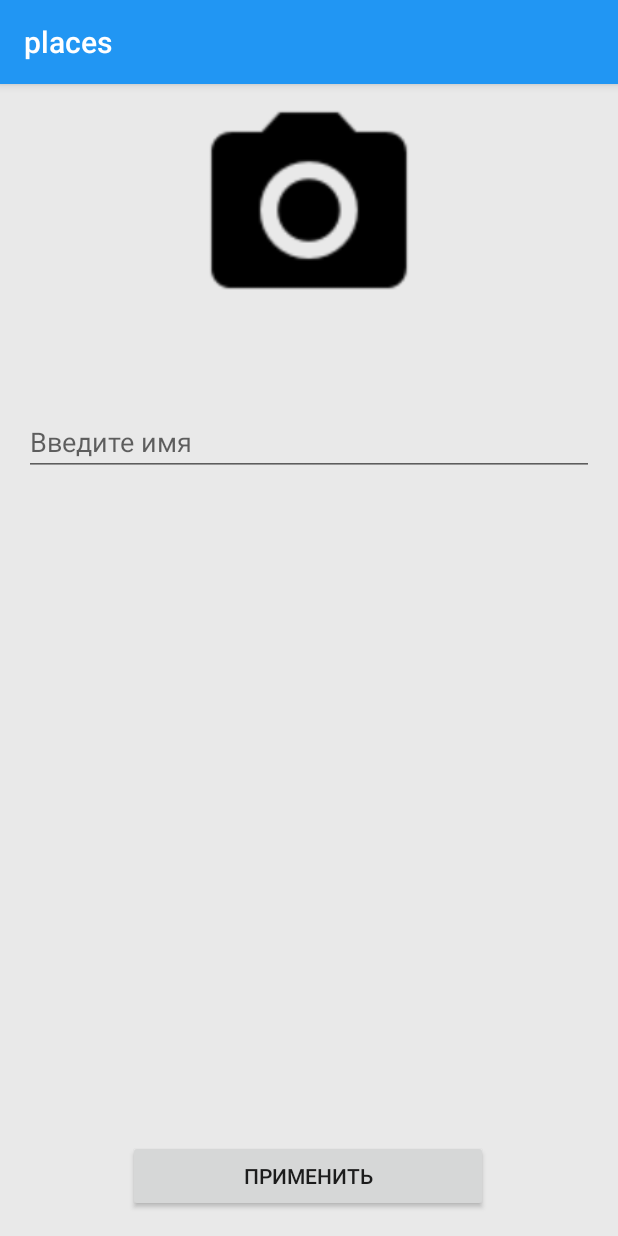
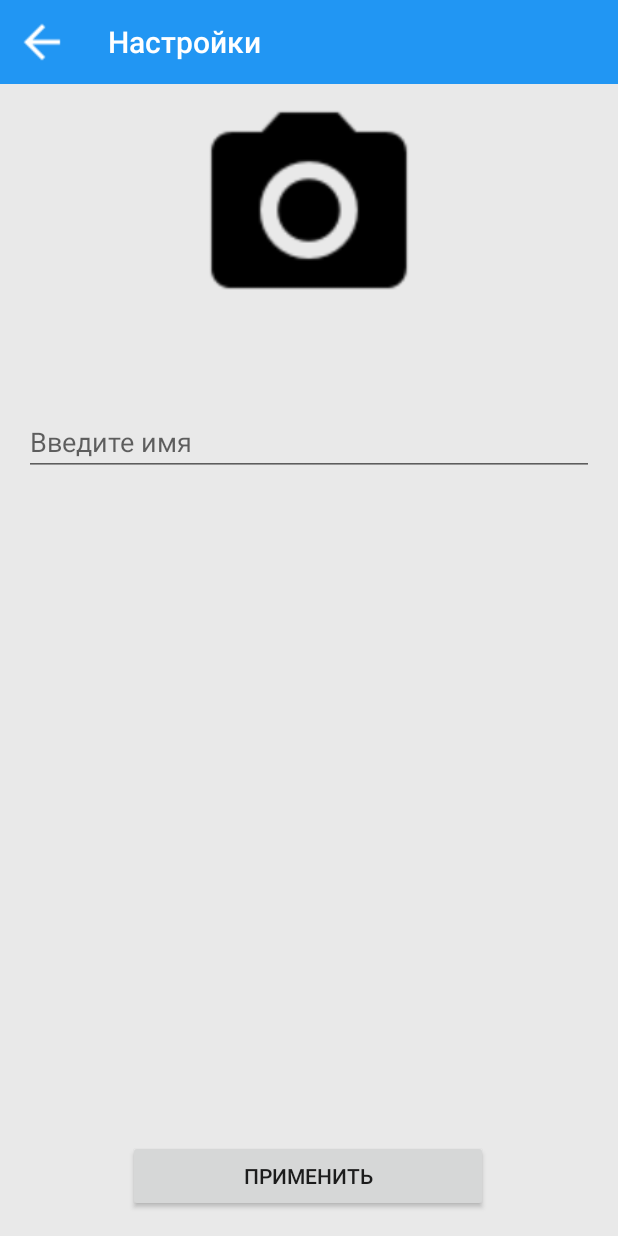
Before and after one commit to forgotera/BMSTUDiplom, an Android app: the SettingsScreen screen opened through its navigation route, on a phone screen of 412 x 824 dp. Run offline under Robolectric (Android 15) with nearby library versions, the phone set to English and light mode, and no system bars; our stand-ins replace Timber; libraries missing offline, so code that uses them is left out: io.realm, io.realm.exceptions; pictures from the network do not load; 9 statements that could not run were skipped.

Commit message:
added toolbar

```diff
--- a/app/src/main/java/ru/skillbranch/places/dataSource/RealmProvider.kt
+++ b/app/src/main/java/ru/skillbranch/places/dataSource/RealmProvider.kt
@@ -45,7 +45,7 @@ class RealmProvider @Inject constructor(
         }
     }
 
-    fun isInitialized(): Boolean = _realm.use { it != null }
+    private fun isInitialized(): Boolean = _realm.use { it != null }
 
     fun close() {
         if (isInitialized()) {
--- a/app/src/main/java/ru/skillbranch/places/screens/mainScreen/presentation/MainScreenRouter.kt
+++ b/app/src/main/java/ru/skillbranch/places/screens/mainScreen/presentation/MainScreenRouter.kt
@@ -1,12 +1,16 @@
 package ru.skillbranch.places.screens.mainScreen.presentation
 
 import androidx.navigation.NavController
+import ru.skillbranch.places.R
 
 interface MainScreenRouter {
+    fun showSettings()
 }
 
-class MainScreenRouterImp(private val navigation: NavController) :
-    MainScreenRouter {
+class MainScreenRouterImp(private val navigation: NavController) : MainScreenRouter {
+    override fun showSettings() {
+        navigation.navigate(R.id.settingsScreen)
+    }
 
 
 }
--- a/app/src/main/java/ru/skillbranch/places/screens/mainScreen/presentation/view/MainScreenHolder.kt
+++ b/app/src/main/java/ru/skillbranch/places/screens/mainScreen/presentation/view/MainScreenHolder.kt
@@ -3,11 +3,13 @@ package ru.skillbranch.places.screens.mainScreen.presentation.view
 import android.view.View
 import android.widget.ImageView
 import android.widget.TextView
+import androidx.appcompat.widget.Toolbar
 import androidx.viewpager2.widget.ViewPager2
 import ru.skillbranch.places.R
 
 class MainScreenHolder(
     val view:View,
+    val toolbar:Toolbar,
     val avatar:ImageView,
     val textHello:TextView,
     val values: ViewPager2
@@ -16,6 +18,7 @@ class MainScreenHolder(
 fun mainScreenHolder(view:View):MainScreenHolder=
     MainScreenHolder(
         view,
+        view.findViewById(R.id.toolbar),
         view.findViewById(R.id.mainScreenAvatar),
         view.findViewById(R.id.mainScreenHello),
         view.findViewById(R.id.mainScreenViewPager2)
--- a/app/src/main/java/ru/skillbranch/places/screens/mainScreen/presentation/viewmodel/MainScreenViewModel.kt
+++ b/app/src/main/java/ru/skillbranch/places/screens/mainScreen/presentation/viewmodel/MainScreenViewModel.kt
@@ -36,5 +36,9 @@ class MainScreenViewModel(
     fun getNameAndImage(): Pair<String?,String?> =
         interactor.getNameAndImage()
 
+    fun showSettings() {
+        router.showSettings()
+    }
+
 
 }
--- a/app/src/main/java/ru/skillbranch/places/screens/selectScreen/presentation/view/SelectScreen.kt
+++ b/app/src/main/java/ru/skillbranch/places/screens/selectScreen/presentation/view/SelectScreen.kt
@@ -4,6 +4,9 @@ import android.os.Bundle
 import android.view.LayoutInflater
 import android.view.View
 import android.view.ViewGroup
+import androidx.appcompat.app.AppCompatActivity
+import androidx.appcompat.widget.Toolbar
+import androidx.appcompat.widget.TooltipCompat
 import androidx.fragment.app.Fragment
 import androidx.recyclerview.widget.GridLayoutManager
 import ru.skillbranch.places.R
@@ -26,6 +29,8 @@ class SelectScreen : Fragment() {
     ): View? = inflater.inflate(R.layout.selectscreen, container, false).also {
 
         holder = selectScreenHolder(it)
+        holder.toolbar.title = "Выбор"
+        (activity as AppCompatActivity).setSupportActionBar(holder.toolbar)
         SelectScreenConfigurator.create(this)
     }
 
--- a/app/src/main/java/ru/skillbranch/places/screens/selectScreen/presentation/view/SelectScreenHolder.kt
+++ b/app/src/main/java/ru/skillbranch/places/screens/selectScreen/presentation/view/SelectScreenHolder.kt
@@ -2,11 +2,13 @@ package ru.skillbranch.places.screens.selectScreen.presentation.view
 
 import android.view.View
 import android.widget.Button
+import androidx.appcompat.widget.Toolbar
 import androidx.recyclerview.widget.RecyclerView
 import ru.skillbranch.places.R
 
 class SelectScreenHolder(
     val view: View,
+    val toolbar :Toolbar,
     val values: RecyclerView,
     val button:Button
 )
@@ -14,6 +16,7 @@ class SelectScreenHolder(
 fun selectScreenHolder(view:View):SelectScreenHolder =
     SelectScreenHolder(
         view,
+        view.findViewById(R.id.toolbar),
         view.findViewById(R.id.selectValues),
         view.findViewById(R.id.selectButton)
     )
--- a/app/src/main/java/ru/skillbranch/places/screens/settingsScreen/SettingsScreenRouter.kt
+++ b/app/src/main/java/ru/skillbranch/places/screens/settingsScreen/SettingsScreenRouter.kt
@@ -5,6 +5,9 @@ import ru.skillbranch.places.R
 
 interface SettingsScreenRouter{
     fun showMainScreen()
+    fun back()
+
+
 }
 
 class SettingsScreenRouterImpl(
@@ -16,4 +19,8 @@ class SettingsScreenRouterImpl(
 
         //todo clear backStack
     }
+
+    override fun back() {
+        navigation.navigateUp()
+    }
 }
--- a/app/src/main/java/ru/skillbranch/places/screens/settingsScreen/SettingsViewModel.kt
+++ b/app/src/main/java/ru/skillbranch/places/screens/settingsScreen/SettingsViewModel.kt
@@ -17,4 +17,8 @@ class SettingsViewModel(
     fun showMainScreen(){
         router.showMainScreen()
     }
+
+    fun back() {
+        router.back()
+    }
 }
--- a/app/src/main/java/ru/skillbranch/places/screens/settingsScreen/view/SettingsScreen.kt
+++ b/app/src/main/java/ru/skillbranch/places/screens/settingsScreen/view/SettingsScreen.kt
@@ -6,6 +6,7 @@ import android.os.Bundle
 import android.view.LayoutInflater
 import android.view.View
 import android.view.ViewGroup
+import androidx.appcompat.app.AppCompatActivity
 import androidx.fragment.app.Fragment
 import ru.skillbranch.places.R
 import ru.skillbranch.places.screens.settingsScreen.SettingsScreenConfigurator
@@ -25,7 +26,14 @@ class SettingsScreen : Fragment() {
         container: ViewGroup?,
         savedInstanceState: Bundle?
     ): View? = inflater.inflate(R.layout.settingsscreen, container, false).also {
+
         holder = settingsScreenHolder(it)
+        holder.toolbar.title = "Настройки"
+        holder.toolbar.navigationIcon = resources.getDrawable(R.drawable.arrow_back)
+        (activity as AppCompatActivity).setSupportActionBar(holder.toolbar)
+        holder.toolbar.setNavigationOnClickListener {
+            model.back()
+        }
         SettingsScreenConfigurator.create(this)
     }
 
--- a/app/src/main/java/ru/skillbranch/places/screens/settingsScreen/view/SettingsScreenHolder.kt
+++ b/app/src/main/java/ru/skillbranch/places/screens/settingsScreen/view/SettingsScreenHolder.kt
@@ -4,10 +4,12 @@ import android.view.View
 import android.widget.Button
 import android.widget.EditText
 import android.widget.ImageView
+import androidx.appcompat.widget.Toolbar
 import ru.skillbranch.places.R
 
 class SettingsScreenHolder(
     val view: View,
+    val toolbar: Toolbar,
     val imageView: ImageView,
     val editText: EditText,
     val button: Button
@@ -16,6 +18,7 @@ class SettingsScreenHolder(
 fun settingsScreenHolder(view: View): SettingsScreenHolder =
     SettingsScreenHolder(
         view,
+        view.findViewById(R.id.toolbar),
         view.findViewById(R.id.settingsScreenPhoto),
         view.findViewById(R.id.settingsScreenEditText),
         view.findViewById(R.id.settingsScreenButton)
--- a/app/src/main/res/layout/settingsscreen.xml
+++ b/app/src/main/res/layout/settingsscreen.xml
@@ -6,6 +6,13 @@
     android:orientation="vertical"
     android:layout_width="match_parent"
     android:layout_height="match_parent">
+
+    <androidx.appcompat.widget.Toolbar
+        android:id="@+id/toolbar"
+        style="@style/Toolbar"
+        app:layout_constraintEnd_toEndOf="parent"
+        app:layout_constraintStart_toStartOf="parent"
+        app:layout_constraintTop_toTopOf="parent" />
 
     <ImageView
         android:id="@+id/settingsScreenPhoto"
@@ -17,7 +24,7 @@
         android:src="@drawable/camera"
         app:layout_constraintEnd_toEndOf="parent"
         app:layout_constraintStart_toStartOf="parent"
-        app:layout_constraintTop_toTopOf="parent" />
+        app:layout_constraintTop_toBottomOf="@+id/toolbar" />
 
     <EditText
         android:id="@+id/settingsScreenEditText"
--- /dev/null
+++ b/app/src/main/res/menu/toolbar_menu.xml
@@ -0,0 +1,10 @@
+<?xml version="1.0" encoding="utf-8"?>
+<menu xmlns:android="http://schemas.android.com/apk/res/android"
+    xmlns:app="http://schemas.android.com/apk/res-auto">
+
+    <item
+        android:id="@+id/action_settings"
+        app:showAsAction="always"
+        android:icon="@drawable/settings_white"
+        android:title="settings"/>
+</menu>
--- a/app/src/main/res/values/styles.xml
+++ b/app/src/main/res/values/styles.xml
@@ -1,13 +1,20 @@
 <resources>
 
     <!-- Base application theme. -->
-    <style name="AppTheme" parent="Theme.AppCompat.Light.DarkActionBar">
+    <style name="AppTheme" parent="Theme.AppCompat.Light.NoActionBar">
         <!-- Customize your theme here. -->
         <item name="colorPrimary">@color/colorPrimary</item>
         <item name="colorPrimaryDark">@color/colorPrimaryDark</item>
         <item name="colorAccent">@color/colorAccent</item>
     </style>
 
+
+    <style name="Toolbar">
+        <item name="android:layout_width">match_parent</item>
+        <item name="android:layout_height">?attr/actionBarSize</item>
+        <item name="theme">@style/ThemeOverlay.AppCompat.Dark.ActionBar</item>
+        <item name="android:background">@color/colorPrimary</item>
+    </style>
 
     <style name="places"/>
     <style name="places.H1" parent="places">
```
Also changed, not shown: app/src/main/java/ru/skillbranch/places/screens/mainScreen/presentation/view/MainScreen.kt (+21 -5 lines), app/src/main/res/layout/mainscreen.xml (+11 -2 lines), app/src/main/res/layout/selectscreen.xml (+8 -3 lines), app/src/main/res/drawable/arrow_back.png (added), app/src/main/res/drawable/settings_white.png (added).
